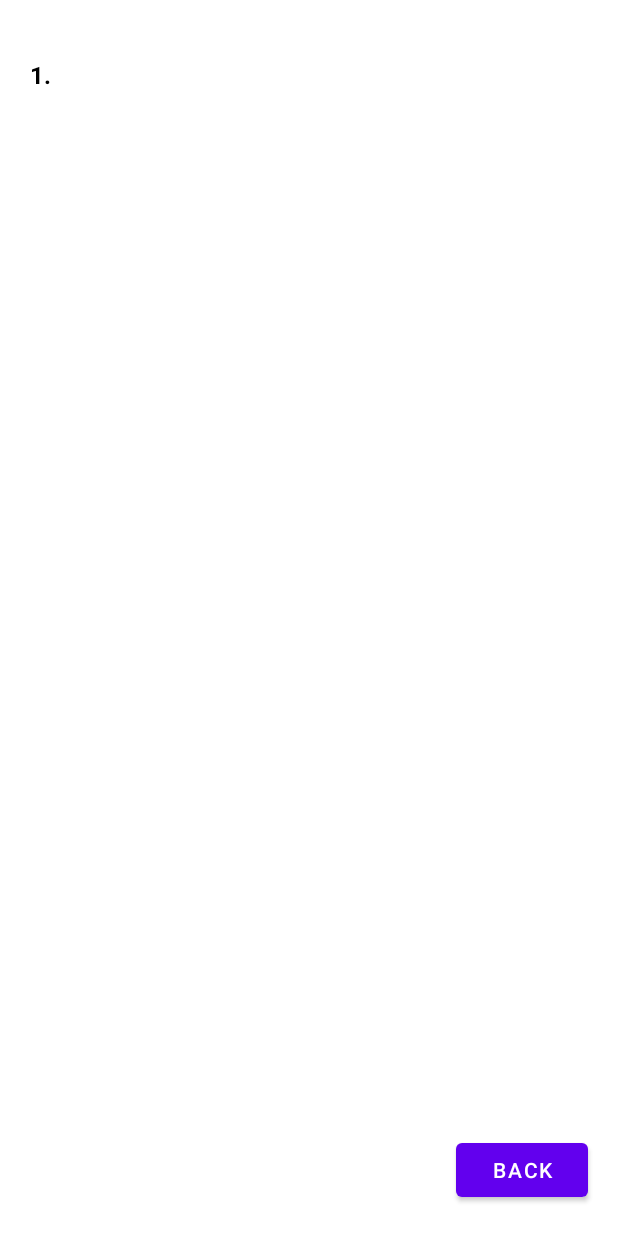
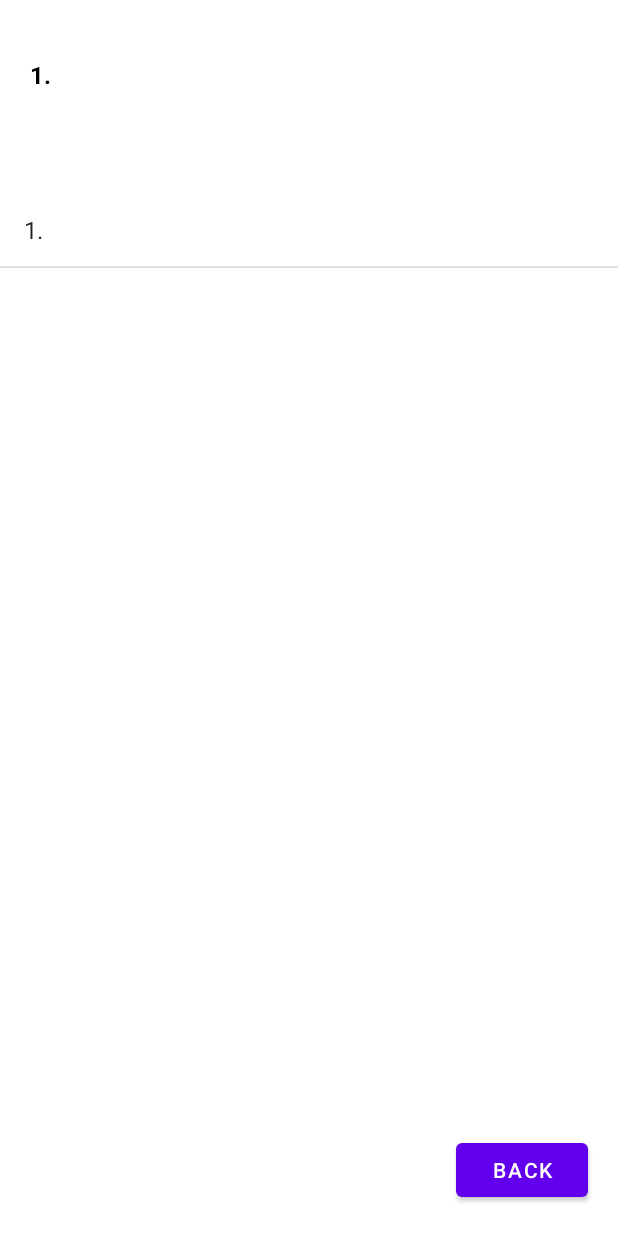
Before and after one commit to yaf8/Data-Manager-Assignment-SharedPreference, an Android app: the screen it shows after launch (DisplayActivity), after a tap on "DISPLAY", on a phone screen of 412 x 824 dp. Run offline under Robolectric (Android 15) with nearby library versions, the phone set to English and light mode, and no system bars.

Commit message:
saved working 1.2

```diff
--- a/app/src/main/java/com/example/sharedpreference2/DisplayActivity.java
+++ b/app/src/main/java/com/example/sharedpreference2/DisplayActivity.java
@@ -7,6 +7,9 @@ import android.content.SharedPreferences;
 import android.os.Bundle;
 import android.widget.Button;
 import android.widget.TextView;
+import android.widget.AdapterView;
+import android.widget.ArrayAdapter;
+import android.widget.ListView;
 
 import com.google.gson.Gson;
 import com.google.gson.reflect.TypeToken;
@@ -16,8 +19,9 @@ import java.util.ArrayList;
 
 public class DisplayActivity extends AppCompatActivity {
 
-    Button btnBack;
-    TextView textView;
+    private Button btnBack;
+    private TextView textView;
+    private ListView listView;
 
     @Override
     protected void onCreate(Bundle savedInstanceState) {
@@ -26,6 +30,8 @@ public class DisplayActivity extends AppCompatActivity {
 
         textView = findViewById(R.id.textView);
         btnBack = findViewById(R.id.btnBack);
+        listView = findViewById(R.id.listView);
+
 
         loadData();
 
@@ -45,12 +51,26 @@ public class DisplayActivity extends AppCompatActivity {
 
         Type type = new TypeToken<ArrayList<Student>>() {}.getType();
 
+        //
+        final ArrayList<String> students = new ArrayList<>();
+        String stud[] = null;
+        //
         MainActivity.studentsList = gson.fromJson(json, type);
         if (MainActivity.studentsList == null) {
             MainActivity.studentsList = new ArrayList<>();
             textView.setText("Empty");
         } else {
             for (int i = 0; i < MainActivity.studentsList.size(); i++) {
+                {
+                    stud = new String[MainActivity.studentsList.size()];
+                    stud[i] = (i + 1) + ". " + MainActivity.studentsList.get(i).ID + " " + MainActivity.studentsList.get(i).FirstName + " " + MainActivity.studentsList.get(i).LastName;
+                    students.add(stud[i]);
+
+                    ArrayAdapter<String> studentsAdapter = new ArrayAdapter<>(this, android.R.layout.simple_list_item_1, students);
+                    listView.setAdapter(studentsAdapter);
+                }
+
+
                 textView.setText(textView.getText().toString() + "\n" + (i + 1) + ". " + MainActivity.studentsList.get(i).ID + " " + MainActivity.studentsList.get(i).FirstName + " " + MainActivity.studentsList.get(i).LastName + "\n");
             }
         }
--- a/app/src/main/java/com/example/sharedpreference2/MainActivity.java
+++ b/app/src/main/java/com/example/sharedpreference2/MainActivity.java
@@ -18,7 +18,7 @@ import com.google.gson.Gson;
 import com.google.gson.reflect.TypeToken;
 
 import java.lang.reflect.Type;
-import java.util.ArrayList;;
+import java.util.ArrayList;
 
 public class MainActivity extends AppCompatActivity {
 
@@ -44,6 +44,7 @@ public class MainActivity extends AppCompatActivity {
         btnUpdate = findViewById(R.id.btnUpdate);
         btnSearch = findViewById(R.id.btnSearch);
         btnDisplay = findViewById(R.id.btnDisplay);
+        loadData();////////////////////\\\\\\\\\\\\\\\\\\\\\\\
 
         edtID = findViewById(R.id.EditTextID);
         edtFname = findViewById(R.id.EditTextFirstName);
@@ -59,7 +60,7 @@ public class MainActivity extends AppCompatActivity {
 
         blueToastMessage = blueToastLayout.findViewById(R.id.blueToastMessage);
         redToastMessage = redToastLayout.findViewById(R.id.redToastMessage);
-        loadData();
+
 
 
 
@@ -68,10 +69,8 @@ public class MainActivity extends AppCompatActivity {
         btnSave.setOnClickListener(v -> {
             String id = edtID.getText().toString(), fName = edtFname.getText().toString(), lName = edtLname.getText().toString();
             Save(id, fName, lName);
-            toast = new Toast(getApplicationContext());
-            toast.setDuration(Toast.LENGTH_SHORT);
-            toast.setGravity(Gravity.CENTER_HORIZONTAL|Gravity.TOP, 0, 150);
 
+            Toast.makeText(this, "Save Passed", Toast.LENGTH_SHORT).show();
         });
 
         btnDelete.setOnClickListener(v -> {
@@ -130,7 +129,6 @@ public class MainActivity extends AppCompatActivity {
 
     private void loadData() {
         SharedPreferences sharedPreferences = getApplicationContext().getSharedPreferences("Student_List", MODE_PRIVATE);
-
         Gson gson = new Gson();
 
         String json = sharedPreferences.getString("StudentsList", null);
--- a/app/src/main/res/layout/activity_display.xml
+++ b/app/src/main/res/layout/activity_display.xml
@@ -18,6 +18,14 @@
         android:layout_marginStart="20dp"
         android:text=""/>
 
+    <ListView
+        android:id="@+id/listView"
+        style="@style/ThemeOverlay.AppCompat.DayNight"
+        android:layout_width="match_parent"
+        android:layout_height="match_parent"
+        android:layout_below="@+id/textView"
+        android:layout_marginTop="50dp" />
+
     <Button
         android:id="@+id/btnBack"
         android:layout_width="wrap_content"
```
